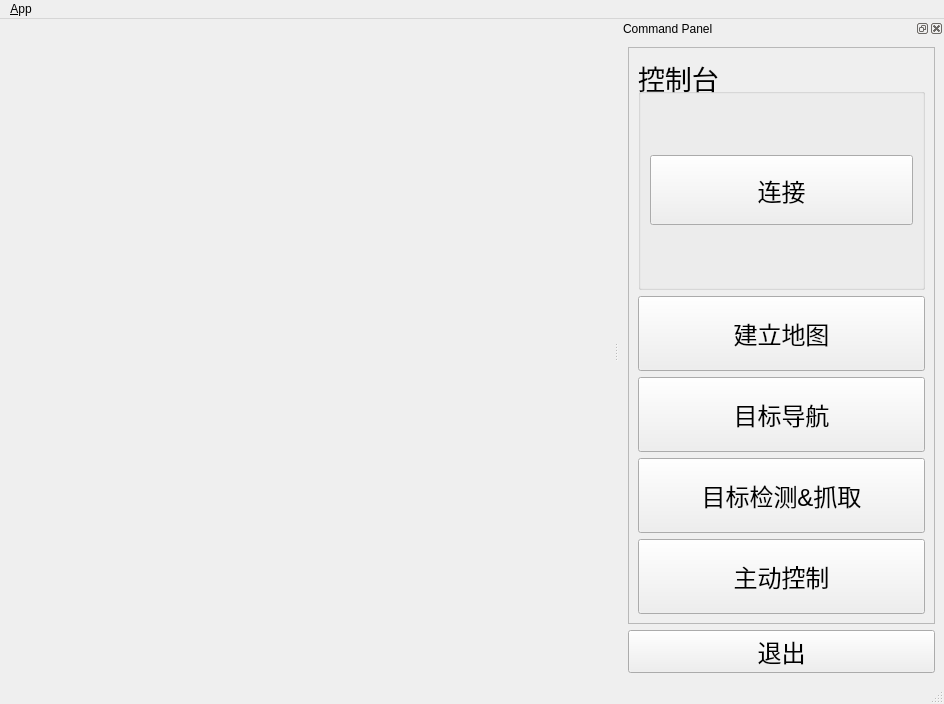
Qt form robot2077/src/robot2077_ui/ui/main_window.ui (sebuaa2020/Team208) before a commit.
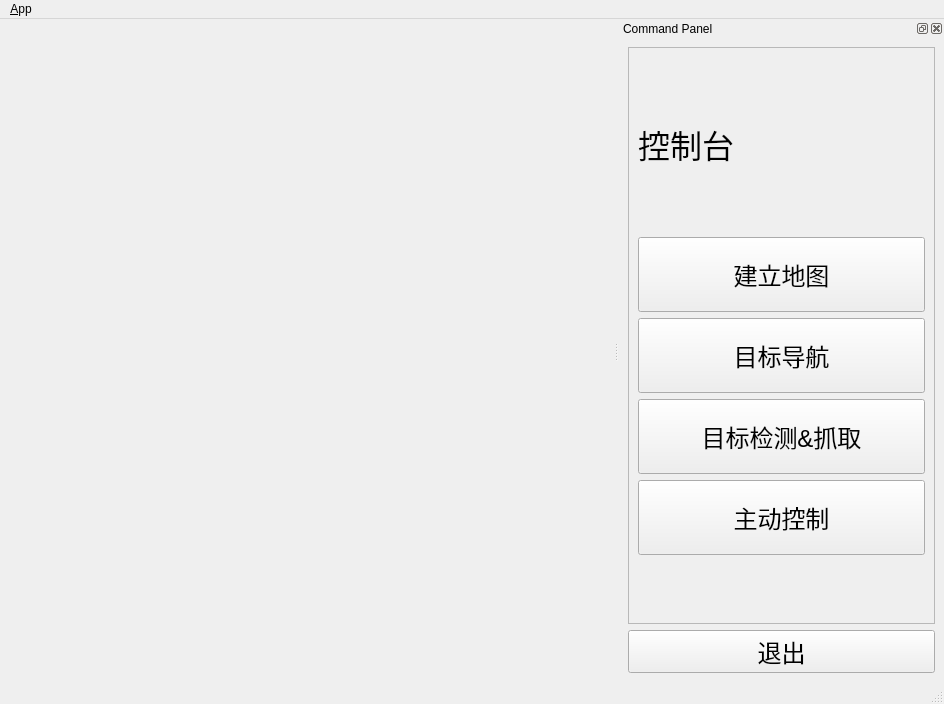
The same form after that commit. Icons and pictures are not drawn.

Diff of the .ui file:
```diff
--- a/robot2077/src/robot2077_ui/ui/main_window.ui
+++ b/robot2077/src/robot2077_ui/ui/main_window.ui
@@ -90,50 +90,27 @@
        </property>
        <layout class="QVBoxLayout" name="verticalLayout_3">
         <item>
-         <widget class="QGroupBox" name="groupBox">
+         <widget class="QLabel" name="label">
+          <property name="minimumSize">
+           <size>
+            <width>0</width>
+            <height>60</height>
+           </size>
+          </property>
+          <property name="maximumSize">
+           <size>
+            <width>16777215</width>
+            <height>60</height>
+           </size>
+          </property>
           <property name="font">
            <font>
-            <pointsize>20</pointsize>
+            <pointsize>24</pointsize>
            </font>
           </property>
-          <property name="title">
+          <property name="text">
            <string>控制台</string>
           </property>
-          <layout class="QGridLayout" name="gridLayout">
-           <item row="0" column="0">
-            <widget class="QPushButton" name="button_connect">
-             <property name="enabled">
-              <bool>true</bool>
-             </property>
-             <property name="sizePolicy">
-              <sizepolicy hsizetype="MinimumExpanding" vsizetype="Fixed">
-               <horstretch>0</horstretch>
-               <verstretch>0</verstretch>
-              </sizepolicy>
-             </property>
-             <property name="minimumSize">
-              <size>
-               <width>0</width>
-               <height>70</height>
-              </size>
-             </property>
-             <property name="font">
-              <font>
-               <pointsize>18</pointsize>
-              </font>
-             </property>
-             <property name="toolTip">
-              <string>Set the target to the current joint trajectory state.</string>
-             </property>
-             <property name="statusTip">
-              <string>Clear all waypoints and set the target to the current joint trajectory state.</string>
-             </property>
-             <property name="text">
-              <string>连接</string>
-             </property>
-            </widget>
-           </item>
-          </layout>
          </widget>
         </item>
         <item>
```
Left out of the diff: 10 changed lines with no effect on the pictures.
